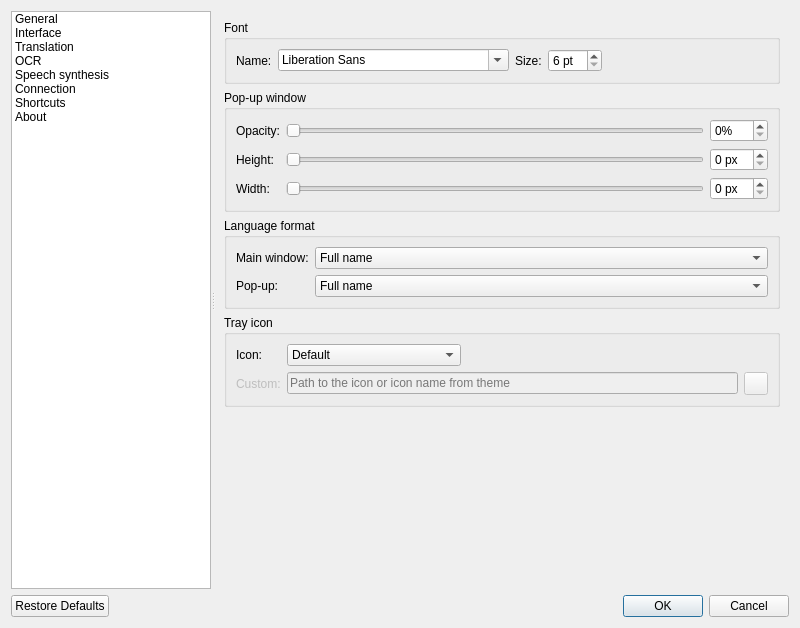
Old version of the form src/settings/settingsdialog.ui in the repository crow-translate/crow-translate.
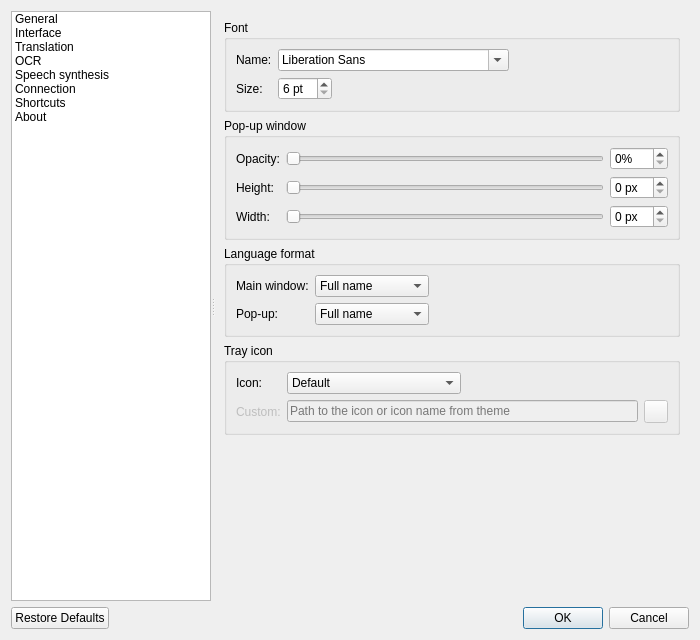
New version of the form. The open tabs and pages were chosen to show the change. Icons and pictures are not drawn. Custom widgets are drawn as their Qt base class.

Commit message: Make settings more compact

The edit to the form file:
```diff
--- a/src/settings/settingsdialog.ui
+++ b/src/settings/settingsdialog.ui
@@ -6,8 +6,8 @@
    <rect>
     <x>0</x>
     <y>0</y>
-    <width>800</width>
-    <height>628</height>
+    <width>700</width>
+    <height>640</height>
    </rect>
   </property>
   <property name="windowTitle">
@@ -301,30 +301,15 @@
           <property name="title">
            <string>Font</string>
           </property>
-          <layout class="QHBoxLayout" name="fontBoxLayout">
-           <item>
-            <widget class="QLabel" name="fontNameLabel">
-             <property name="text">
-              <string>Name:</string>
-             </property>
-            </widget>
-           </item>
-           <item>
-            <widget class="QFontComboBox" name="fontNameComboBox">
-             <property name="toolTip">
-              <string>&lt;html&gt;&lt;head/&gt;&lt;body&gt;&lt;p&gt;Translation and source text font&lt;/p&gt;&lt;/body&gt;&lt;/html&gt;</string>
-             </property>
-            </widget>
-           </item>
-           <item>
-            <widget class="QLabel" name="fontSizeLabel">
-             <property name="text">
-              <string>Size:</string>
-             </property>
-            </widget>
-           </item>
-           <item>
+          <layout class="QGridLayout" name="gridLayout_3">
+           <item row="1" column="1">
             <widget class="QSpinBox" name="fontSizeSpinBox">
+             <property name="sizePolicy">
+              <sizepolicy hsizetype="Maximum" vsizetype="Fixed">
+               <horstretch>0</horstretch>
+               <verstretch>0</verstretch>
+              </sizepolicy>
+             </property>
              <property name="toolTip">
               <string>&lt;html&gt;&lt;head/&gt;&lt;body&gt;&lt;p&gt;Font size of translation and source text&lt;/p&gt;&lt;/body&gt;&lt;/html&gt;</string>
              </property>
@@ -336,7 +321,28 @@
              </property>
             </widget>
            </item>
-           <item>
+           <item row="1" column="0">
+            <widget class="QLabel" name="fontSizeLabel">
+             <property name="text">
+              <string>Size:</string>
+             </property>
+            </widget>
+           </item>
+           <item row="0" column="0">
+            <widget class="QLabel" name="fontNameLabel">
+             <property name="text">
+              <string>Name:</string>
+             </property>
+            </widget>
+           </item>
+           <item row="0" column="1">
+            <widget class="QFontComboBox" name="fontNameComboBox">
+             <property name="toolTip">
+              <string>&lt;html&gt;&lt;head/&gt;&lt;body&gt;&lt;p&gt;Translation and source text font&lt;/p&gt;&lt;/body&gt;&lt;/html&gt;</string>
+             </property>
+            </widget>
+           </item>
+           <item row="0" column="2">
             <spacer name="fontSpacer">
              <property name="orientation">
               <enum>Qt::Horizontal</enum>
@@ -444,7 +450,7 @@
           <property name="title">
            <string>Language format</string>
           </property>
-          <layout class="QFormLayout" name="languageFormatBoxLayout">
+          <layout class="QGridLayout" name="gridLayout_4">
            <item row="0" column="0">
             <widget class="QLabel" name="mainWindowLanguageFormatLabel">
              <property name="text">
@@ -452,8 +458,8 @@
              </property>
             </widget>
            </item>
-           <item row="0" column="1">
-            <widget class="QComboBox" name="mainWindowLanguageFormatComboBox">
+           <item row="1" column="1">
+            <widget class="QComboBox" name="popupLanguageFormatComboBox">
              <property name="toolTip">
               <string>&lt;html&gt;&lt;head/&gt;&lt;body&gt;&lt;p&gt;Languges text on buttons&lt;/p&gt;&lt;/body&gt;&lt;/html&gt;</string>
              </property>
@@ -476,8 +482,8 @@
              </property>
             </widget>
            </item>
-           <item row="1" column="1">
-            <widget class="QComboBox" name="popupLanguageFormatComboBox">
+           <item row="0" column="1">
+            <widget class="QComboBox" name="mainWindowLanguageFormatComboBox">
              <property name="toolTip">
               <string>&lt;html&gt;&lt;head/&gt;&lt;body&gt;&lt;p&gt;Languges text on buttons&lt;/p&gt;&lt;/body&gt;&lt;/html&gt;</string>
              </property>
@@ -493,6 +499,19 @@
              </item>
             </widget>
            </item>
+           <item row="0" column="2">
+            <spacer name="languageFormatSpacer">
+             <property name="orientation">
+              <enum>Qt::Horizontal</enum>
+             </property>
+             <property name="sizeHint" stdset="0">
+              <size>
+               <width>40</width>
+               <height>20</height>
+              </size>
+             </property>
+            </spacer>
+           </item>
           </layout>
          </widget>
         </item>
```
Left out of the diff: 162 changed lines with no effect on the pictures.
